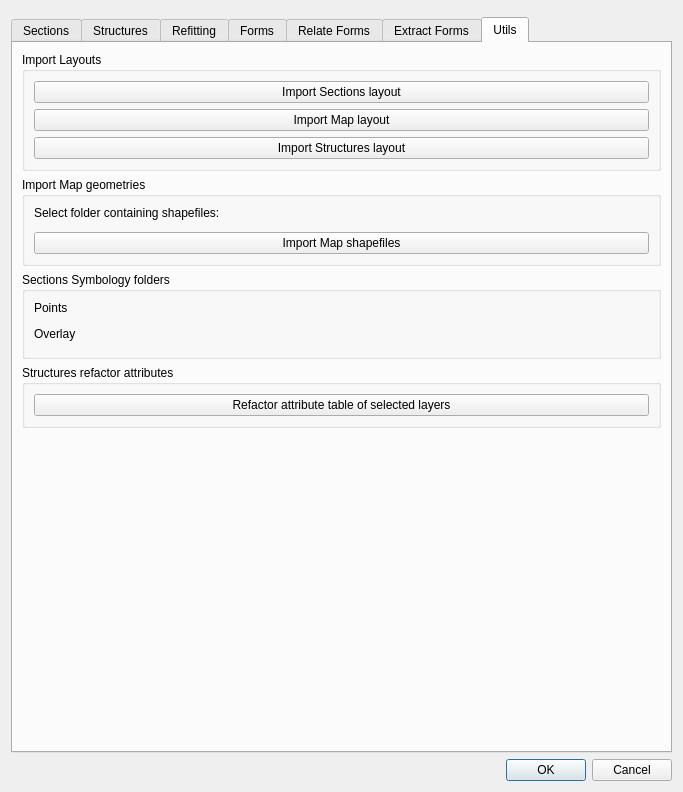
psigcat/sugartools, file sugar_tools_dialog.ui: the form before one commit.
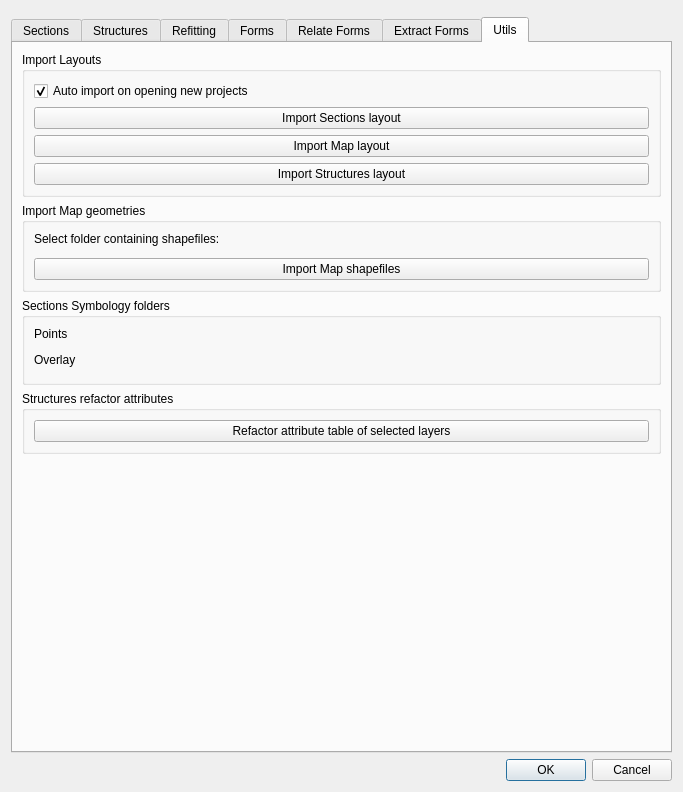
The form after the commit. The open tabs and pages were chosen to show the change. Custom widgets are drawn as their Qt base class.

Commit message: check to define if layouts should be imported automatically, fix #20

```diff
--- a/sugar_tools_dialog.ui
+++ b/sugar_tools_dialog.ui
@@ -787,6 +787,16 @@
           <string>Import Layouts</string>
          </property>
          <layout class="QVBoxLayout" name="verticalLayout_3">
+          <item>
+           <widget class="QCheckBox" name="auto_import">
+            <property name="text">
+             <string>Auto import on opening new projects</string>
+            </property>
+            <property name="checked">
+             <bool>true</bool>
+            </property>
+           </widget>
+          </item>
           <item>
            <widget class="QPushButton" name="import_layout_sections_btn">
             <property name="text">
```
The commit also changes 1 other file.
